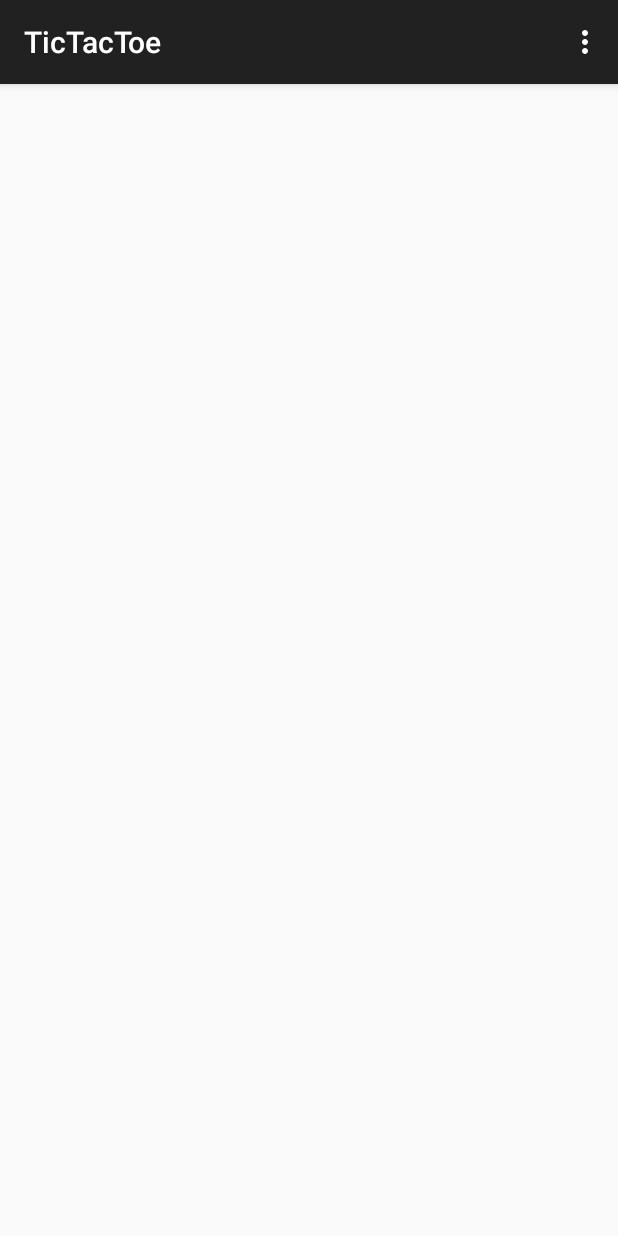
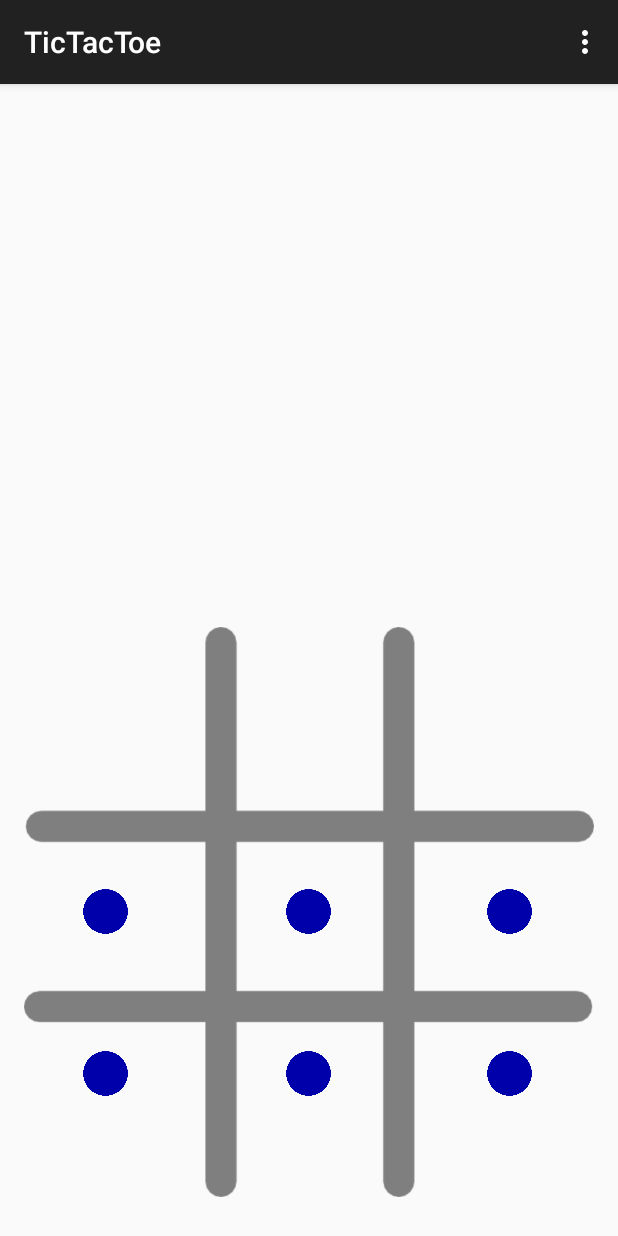
Before and after one commit to hornjt/TicTacToe, an Android app: the screen it shows after launch (MainActivity), in the options menu, after a tap on "Settings", on a phone screen of 412 x 824 dp. Run offline under Robolectric (Android 15) with nearby library versions, the phone set to English and light mode, and no system bars.

```diff
--- a/app/src/main/java/com/hornj/tictactoe/MainActivity.java
+++ b/app/src/main/java/com/hornj/tictactoe/MainActivity.java
@@ -2,10 +2,22 @@ package com.hornj.tictactoe;
 
 import android.os.Bundle;
 import android.support.v7.app.ActionBarActivity;
+import android.util.Log;
 import android.view.Menu;
 import android.view.MenuItem;
+import android.view.MotionEvent;
+import android.view.View;
+import android.widget.ImageView;
 
 public class MainActivity extends ActionBarActivity {
+
+    public void makeMove(View v) {
+        String fieldName = getResources().getResourceEntryName(v.getId());
+        Log.i("DEBUG", fieldName);
+        ImageView test = (ImageView)findViewById(v.getId());
+        test.setVisibility(View.INVISIBLE);
+
+    }
 
     @Override
     protected void onCreate(Bundle savedInstanceState) {
@@ -34,4 +46,25 @@ public class MainActivity extends ActionBarActivity {
 
         return super.onOptionsItemSelected(item);
     }
+
+    public boolean onTouchEvent(MotionEvent e)
+    {
+        int xpos=(int) e.getX();
+        int ypos=(int) e.getY();
+        switch (e.getAction())
+        {
+            case MotionEvent.ACTION_DOWN:
+//                Log.d("DEBUG", "On touch (down)" + String.valueOf(xpos) + String.valueOf(ypos));
+                Log.d("DEBUG", "X: " + String.valueOf(xpos));
+                Log.d("DEBUG", "Y: " + String.valueOf(ypos));
+
+//            case MotionEvent.ACTION_UP:
+//                Log.d("DEBUG", "On touch (up)" + String.valueOf(xpos) + String.valueOf(ypos));
+//            case MotionEvent.ACTION_MOVE:
+//                Log.d("DEBUG", "On touch (move)" + String.valueOf(xpos) + String.valueOf(ypos));
+//                break;
+        }
+        return true;
+
+    }
 }
--- a/app/src/main/res/layout/activity_main.xml
+++ b/app/src/main/res/layout/activity_main.xml
@@ -9,4 +9,99 @@
     android:paddingTop="@dimen/activity_vertical_margin"
     tools:context="com.hornj.tictactoe.MainActivity">
 
+    <ImageView
+        android:layout_width="wrap_content"
+        android:layout_height="400dp"
+        android:id="@+id/imageView"
+        android:layout_alignParentBottom="true"
+        android:layout_centerHorizontal="true"
+        android:src="@drawable/board" />
+
+    <ImageView
+        android:layout_width="30dp"
+        android:layout_height="30dp"
+        android:id="@+id/target1"
+        android:layout_marginTop="77dp"
+        android:src="@drawable/blue_circle"
+        android:layout_alignTop="@+id/imageView"
+        android:layout_alignParentLeft="true"
+        android:layout_alignParentStart="true"
+        android:layout_marginLeft="39dp"
+        android:layout_marginStart="39dp"
+        android:onClick="makeMove" />
+
+    <ImageView
+        android:layout_width="30dp"
+        android:layout_height="30dp"
+        android:id="@+id/target2"
+        android:src="@drawable/blue_circle"
+        android:layout_alignBottom="@+id/target1"
+        android:layout_centerHorizontal="true"
+        android:onClick="makeMove" />
+
+    <ImageView
+        android:layout_width="30dp"
+        android:layout_height="30dp"
+        android:id="@+id/target3"
+        android:src="@drawable/blue_circle"
+        android:layout_alignTop="@+id/target2"
+        android:layout_alignRight="@+id/imageView"
+        android:layout_alignEnd="@+id/imageView"
+        android:layout_marginRight="41dp"
+        android:layout_marginEnd="41dp"
+        android:onClick="makeMove" />
+
+    <ImageView
+        android:layout_width="30dp"
+        android:layout_height="30dp"
+        android:id="@+id/target6"
+        android:layout_marginTop="77dp"
+        android:src="@drawable/blue_circle"
+        android:layout_below="@+id/target3"
+        android:layout_alignLeft="@+id/target3"
+        android:layout_alignStart="@+id/target3" />
+
+    <ImageView
+        android:layout_width="30dp"
+        android:layout_height="30dp"
+        android:id="@+id/target5"
+        android:src="@drawable/blue_circle"
+        android:layout_alignTop="@+id/target6"
+        android:layout_centerHorizontal="true" />
+
+    <ImageView
+        android:layout_width="30dp"
+        android:layout_height="30dp"
+        android:id="@+id/target4"
+        android:src="@drawable/blue_circle"
+        android:layout_alignTop="@+id/target5"
+        android:layout_alignLeft="@+id/target1"
+        android:layout_alignStart="@+id/target1" />
+
+    <ImageView
+        android:layout_width="30dp"
+        android:layout_height="30dp"
+        android:id="@+id/target7"
+        android:src="@drawable/blue_circle"
+        android:layout_alignParentBottom="true"
+        android:layout_alignLeft="@+id/target4"
+        android:layout_alignStart="@+id/target4"
+        android:layout_marginBottom="77dp" />
+
+    <ImageView
+        android:layout_width="30dp"
+        android:layout_height="30dp"
+        android:id="@+id/target8"
+        android:src="@drawable/blue_circle"
+        android:layout_alignBottom="@+id/target7"
+        android:layout_centerHorizontal="true" />
+
+    <ImageView
+        android:layout_width="30dp"
+        android:layout_height="30dp"
+        android:id="@+id/target9"
+        android:src="@drawable/blue_circle"
+        android:layout_alignBottom="@+id/target8"
+        android:layout_alignLeft="@+id/target6"
+        android:layout_alignStart="@+id/target6" />
 </RelativeLayout>
```
Also changed, not shown: app/src/main/res/drawable/blue_circle.png (added), app/src/main/res/drawable/board.png (added), app/src/main/res/drawable/o_black.png (added), app/src/main/res/drawable/o_red.png (added), app/src/main/res/drawable/x_black.png (added), app/src/main/res/drawable/x_red.png (added), 5 other files.
